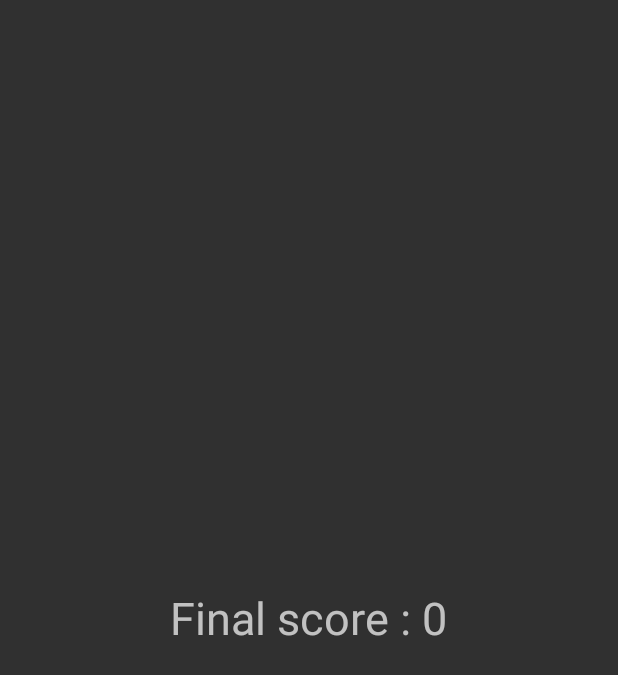
After one commit to KundaAstratta/space_invaders, an Android app built with Jetpack Compose: the GameOverActivity screen opened directly, with no data from a screen before it, on a phone screen of 412 x 824 dp. The commit adds this screen. Shown: the top 675 px of the screen. Run offline under Robolectric (Android 15) with nearby library versions, the phone set to English and light mode, and no system bars.

Commit message:
score screen, player (-1),createPlaterExplosion -> Player.kt

```diff
--- a/app/src/main/java/com/example/space_invaders/entities/Bullet.kt
+++ b/app/src/main/java/com/example/space_invaders/entities/Bullet.kt
@@ -3,6 +3,7 @@ package com.example.space_invaders.entities
 import android.graphics.Canvas
 import android.graphics.Color
 import android.graphics.Paint
+import com.example.space_invaders.entities.byakhee.Byakhee
 import kotlin.math.sin
 
 class Bullet(var x: Float, var y: Float, private val directionX: Float, private val directionY: Float) {
--- a/app/src/main/java/com/example/space_invaders/entities/Byakhee.kt
+++ b/app/src/main/java/com/example/space_invaders/entities/byakhee/Byakhee.kt
@@ -1,4 +1,4 @@
-package com.example.space_invaders.entities
+package com.example.space_invaders.entities.byakhee
 
 import android.graphics.Canvas
 import android.graphics.Color
--- a/app/src/main/java/com/example/space_invaders/entities/dhole/Dhole.kt
+++ b/app/src/main/java/com/example/space_invaders/entities/dhole/Dhole.kt
@@ -2,7 +2,7 @@ package com.example.space_invaders.entities.dhole
 
 import android.graphics.Canvas
 import android.graphics.Paint
-import com.example.space_invaders.entities.Player
+import com.example.space_invaders.entities.player.Player
 import kotlin.math.sin
 import kotlin.random.Random
 
--- a/app/src/main/java/com/example/space_invaders/entities/dhole/DholeCircle.kt
+++ b/app/src/main/java/com/example/space_invaders/entities/dhole/DholeCircle.kt
@@ -3,7 +3,7 @@ package com.example.space_invaders.entities.dhole
 import android.graphics.Canvas
 import android.graphics.Color
 import android.graphics.Paint
-import com.example.space_invaders.entities.Player
+import com.example.space_invaders.entities.player.Player
 
 class DholeCircle(var x: Float, var y: Float, val size: Float) {
     private var hits = 0
--- /dev/null
+++ b/app/src/main/java/com/example/space_invaders/game/activity/GameOverActivity.kt
@@ -0,0 +1,31 @@
+package com.example.space_invaders.game.activity
+
+import android.annotation.SuppressLint
+import android.os.Bundle
+import android.os.Handler
+import android.os.Looper
+import android.widget.TextView
+import androidx.appcompat.app.AppCompatActivity
+import com.example.space_invaders.R
+
+class GameOverActivity : AppCompatActivity() { // Ou Fragment si vous utilisez des fragments
+
+    private lateinit var scoreTextView: TextView
+    private val gameOverDelay = 5000L // 15 secondes en millisecondes
+
+    @SuppressLint("MissingInflatedId")
+    override fun onCreate(savedInstanceState: Bundle?) {
+        super.onCreate(savedInstanceState)
+        setContentView(R.layout.activity_game_over) // Créez ce layout
+
+        scoreTextView = findViewById(R.id.scoreTextView) // Assurez-vous d'avoir ce TextView dans votre layout
+
+        val finalScore = intent.getIntExtra("finalScore", 0) // Récupérez le score depuis l'intent
+        scoreTextView.text = "Final score : $finalScore"
+
+        // Démarrez un délai avant de revenir à l'écran de début
+        Handler(Looper.getMainLooper()).postDelayed({
+            finish() // Terminez cette activité et revenez à l'activité précédente
+        }, gameOverDelay)
+    }
+}
--- a/app/src/main/java/com/example/space_invaders/game/LevelIntroActivity.kt
+++ b/app/src/main/java/com/example/space_invaders/game/activity/LevelIntroActivity.kt
@@ -1,4 +1,4 @@
-package com.example.space_invaders.game
+package com.example.space_invaders.game.activity
 
 import android.content.Intent
 import android.os.Bundle
--- a/app/src/main/java/com/example/space_invaders/game/MainActivity.kt
+++ b/app/src/main/java/com/example/space_invaders/game/activity/MainActivity.kt
@@ -1,8 +1,9 @@
 
-package com.example.space_invaders.game
+package com.example.space_invaders.game.activity
 
 import android.os.Bundle
 import androidx.appcompat.app.AppCompatActivity
+import com.example.space_invaders.game.SpaceInvadersView
 
 class MainActivity : AppCompatActivity() {
     private lateinit var gameView: SpaceInvadersView
--- a/app/src/main/java/com/example/space_invaders/game/StartScreenActivity.kt
+++ b/app/src/main/java/com/example/space_invaders/game/activity/StartScreenActivity.kt
@@ -1,4 +1,4 @@
-package com.example.space_invaders.game
+package com.example.space_invaders.game.activity
 
 import android.content.Intent
 import android.os.Bundle
--- a/app/src/main/java/com/example/space_invaders/levels/LevelByakhee.kt
+++ /dev/null
@@ -1,4 +0,0 @@
-package com.example.space_invaders.levels
-
-class LevelByakhee {
-}
--- a/app/src/main/java/com/example/space_invaders/levels/LevelDhole.java
+++ /dev/null
@@ -1,4 +0,0 @@
-package com.example.space_invaders.levels;
-
-public class LevelDhole {
-}
--- /dev/null
+++ b/app/src/main/res/layout/activity_game_over.xml
@@ -0,0 +1,15 @@
+<?xml version="1.0" encoding="utf-8"?>
+<LinearLayout xmlns:android="http://schemas.android.com/apk/res/android"
+    android:layout_width="match_parent"
+    android:layout_height="match_parent"
+    android:gravity="center"
+    android:orientation="vertical">
+
+    <TextView
+        android:id="@+id/scoreTextView"
+        android:layout_width="wrap_content"
+        android:layout_height="wrap_content"
+        android:text="Score final : 0"
+        android:textSize="30sp" />
+
+</LinearLayout>
```
Also changed, not shown: app/src/main/AndroidManifest.xml (+4 -3 lines), app/src/main/java/com/example/space_invaders/entities/player/LifeLossAnimation.kt (added, +29 -0 lines), app/src/main/java/com/example/space_invaders/entities/player/Player.kt (renamed from app/src/main/java/com/example/space_invaders/entities/Player.kt, +40 -3 lines), app/src/main/java/com/example/space_invaders/game/SpaceInvadersView.kt (+37 -54 lines), 1 other file.
